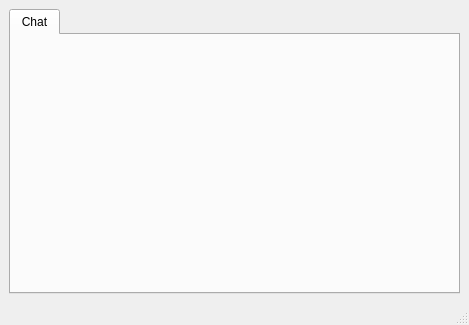
The window that chatwindow.ui (xmpp-graveyard/jabbim) describes before a commit, drawn with Qt 5.
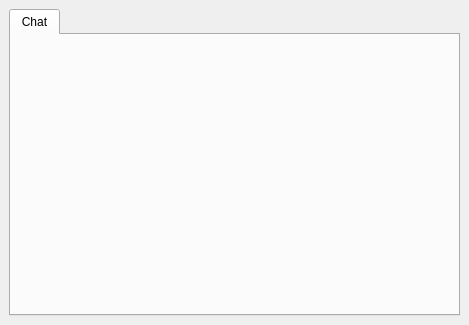
The same window after the commit.

```diff
--- a/chatwindow.ui
+++ b/chatwindow.ui
@@ -41,7 +41,6 @@
     </rect>
    </property>
   </widget>
-  <widget class="QStatusBar" name="statusbar" />
  </widget>
  <resources/>
  <connections/>
```
